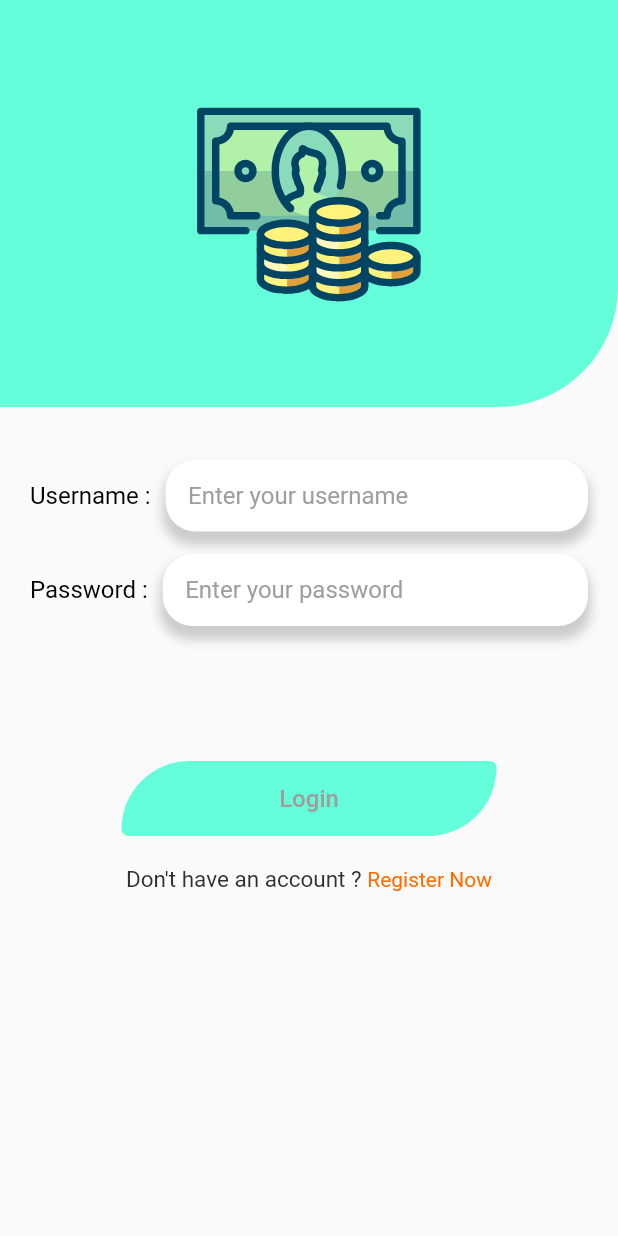
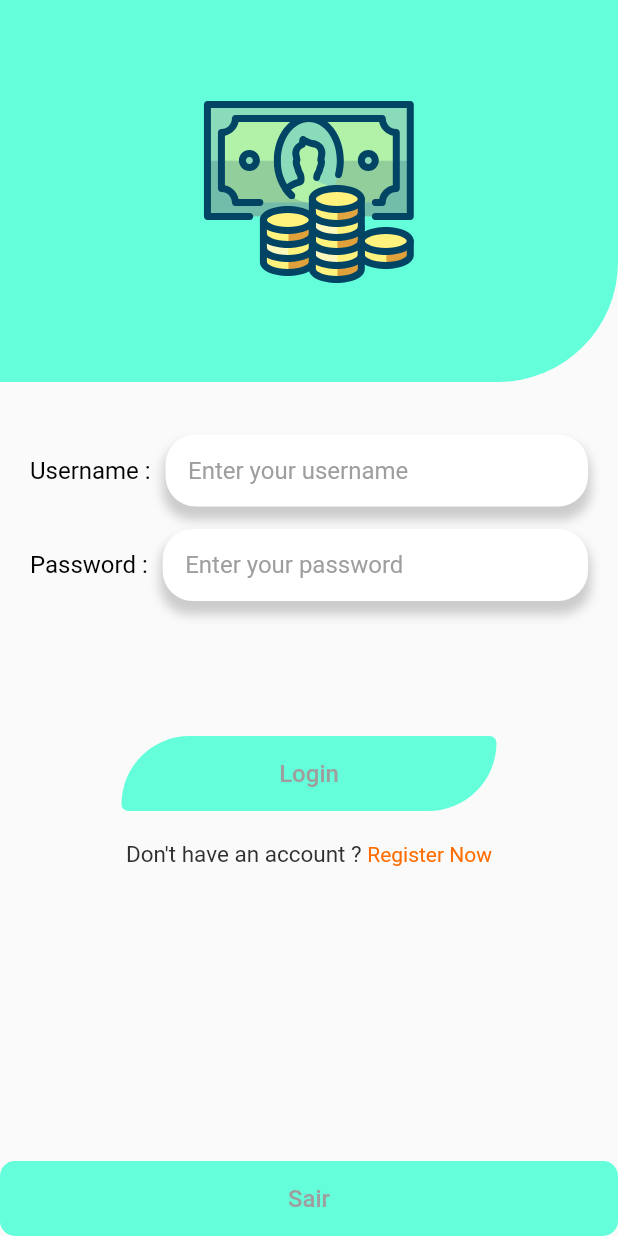
Before and after one commit to RamiroCyber/app_estudo, a Flutter app: the screen it shows after launch, on a phone screen of 412 x 824 dp. Run offline on Flutter 3.47's test engine with Material 2 defaults, Android fonts, the phone set to English and light mode, and no system bars; our stand-ins replace flutter_svg.

Commit message:
botao de sair

```diff
--- /dev/null
+++ b/lib/Components/BtnExit.dart
@@ -0,0 +1,28 @@
+import 'package:flutter/material.dart';
+import '../Core/AppTextStyles.dart';
+
+class BtnExit extends StatelessWidget {
+  BtnExit({Key? key, required this.title, required this.function})
+      : super(key: key);
+
+  final String title;
+  final VoidCallback function;
+
+  @override
+  Widget build(BuildContext context) {
+    return InkWell(
+      borderRadius: BorderRadius.only(
+          bottomRight: Radius.elliptical(50, 50),
+          topLeft: Radius.elliptical(50, 50)),
+      onTap: function,
+      child: Container(
+        height: 50,
+        width: 250,
+        decoration:  BoxDecoration(
+            color: Colors.tealAccent,
+            borderRadius: BorderRadius.all(Radius.circular(10))),
+        child: Center(child: Text(title,style: textStyleBtn)),
+      ),
+    );
+  }
+}
--- a/lib/Login/Login.dart
+++ b/lib/Login/Login.dart
@@ -1,7 +1,10 @@
+import 'package:app_estudo/Components/BtnExit.dart';
 import 'package:app_estudo/Components/BtnLogin.dart';
 import 'package:app_estudo/Components/InputLogin.dart';
 import 'package:flutter/gestures.dart';
 import 'package:flutter/material.dart';
+import 'package:flutter/services.dart';
+
 import 'package:flutter_svg/svg.dart';
 
 class Login extends StatefulWidget {
@@ -75,6 +78,8 @@ class _LoginState extends State<Login> {
           ),
         ],
       ),
-    ));
+          bottomNavigationBar: BtnExit(title: "Sair",function:  () => SystemNavigator.pop()),
+    ),
+    );
   }
 }
```
